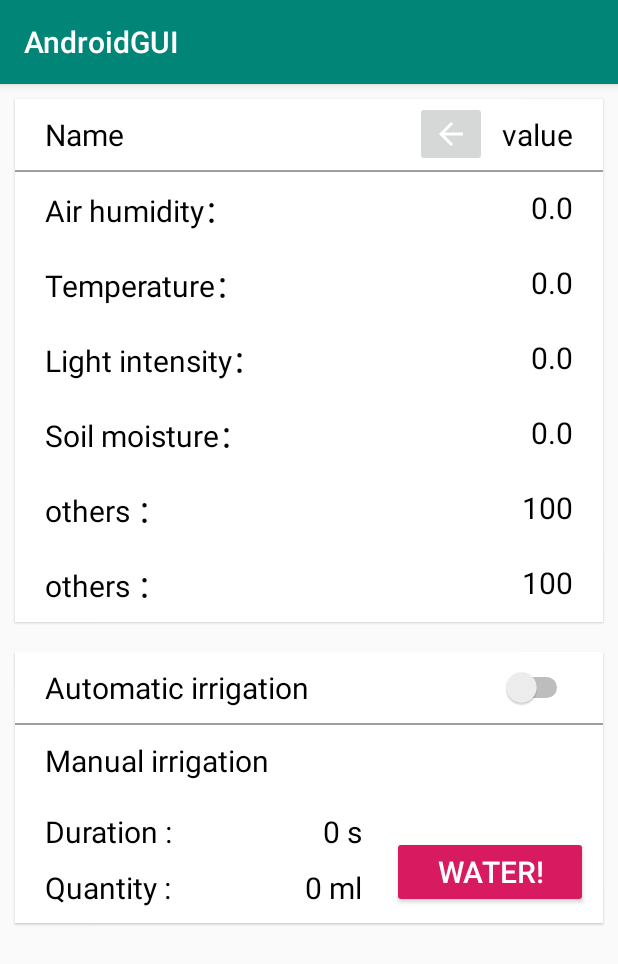
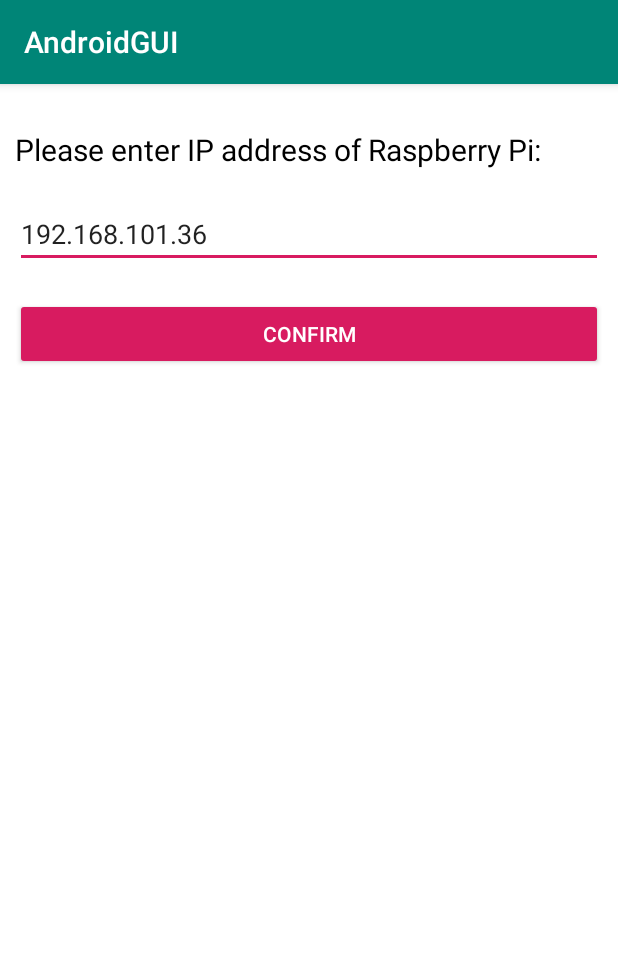
Before and after one commit to Heath-Web/Netp-plant, an Android app: the screen it shows after launch (MainActivity before the commit, IPconfigActivity after it), on a phone screen of 412 x 824 dp. Shown: the top 964 px of the screen. Run offline under Robolectric (Android 15) with nearby library versions, the phone set to English and light mode, and no system bars.

Commit message:
allow users to input server IP Address on Raspberry Pi better comment Add timer (counting the time duration and water quantity of pump opening)

```diff
--- a/AndroidGUI/app/src/main/AndroidManifest.xml
+++ b/AndroidGUI/app/src/main/AndroidManifest.xml
@@ -1,7 +1,8 @@
 <?xml version="1.0" encoding="utf-8"?>
 <manifest xmlns:android="http://schemas.android.com/apk/res/android"
     package="com.example.androidgui">
-    <uses-permission android:name="android.permission.INTERNET"></uses-permission>
+
+    <uses-permission android:name="android.permission.INTERNET" />
 
     <application
         android:name=".MainApplication"
@@ -11,13 +12,14 @@
         android:roundIcon="@mipmap/ic_launcher_round"
         android:supportsRtl="true"
         android:theme="@style/AppTheme">
-        <activity android:name=".MainActivity">
+        <activity android:name=".IPconfigActivity">
             <intent-filter>
                 <action android:name="android.intent.action.MAIN" />
 
                 <category android:name="android.intent.category.LAUNCHER" />
             </intent-filter>
         </activity>
+        <activity android:name=".MainActivity"></activity>
     </application>
 
 </manifest>
--- /dev/null
+++ b/AndroidGUI/app/src/main/java/com/example/androidgui/IPconfigActivity.java
@@ -0,0 +1,46 @@
+package com.example.androidgui;
+
+import androidx.appcompat.app.AppCompatActivity;
+
+import android.content.Intent;
+import android.os.Bundle;
+import android.view.View;
+import android.widget.Button;
+import android.widget.EditText;
+import android.widget.ImageButton;
+import android.widget.Switch;
+import android.widget.TextView;
+
+public class IPconfigActivity extends AppCompatActivity implements View.OnClickListener {
+    private final static String TAG = "MainActivity"; // TAG of this activity
+    private EditText et_IP_address;
+    private Button bt_confirm;
+
+    private String serverip; //server ip address
+
+    @Override
+    protected void onCreate(Bundle savedInstanceState) {
+        super.onCreate(savedInstanceState);
+        setContentView(R.layout.activity_ipconfig);
+
+        et_IP_address = findViewById(R.id.et_IP_ADDRESS);
+        bt_confirm = findViewById(R.id.bt_confirm);
+
+        serverip = String.valueOf(et_IP_address.getText());
+        bt_confirm.setOnClickListener(this);
+    }
+
+
+    @Override
+    public void onClick(View v) {
+        if (v.getId() == R.id.bt_confirm){
+            serverip = String.valueOf(et_IP_address.getText());
+
+            Intent intent = new Intent(this,MainActivity.class);
+            Bundle bundle = new Bundle();
+            bundle.putString("serverip",serverip);
+            intent.putExtras(bundle);
+            this.startActivity(intent);
+        }
+    }
+}
--- /dev/null
+++ b/AndroidGUI/app/src/main/res/layout/activity_ipconfig.xml
@@ -0,0 +1,50 @@
+<?xml version="1.0" encoding="utf-8"?>
+<RelativeLayout xmlns:android="http://schemas.android.com/apk/res/android"
+    xmlns:app="http://schemas.android.com/apk/res-auto"
+    xmlns:tools="http://schemas.android.com/tools"
+    android:layout_width="match_parent"
+    android:layout_height="match_parent"
+    android:background="@color/White"
+    tools:context=".IPconfigActivity">
+
+    <RelativeLayout
+        android:layout_width="wrap_content"
+        android:layout_height="wrap_content"
+        android:layout_marginStart="@dimen/card_margin_LeftRight"
+        android:layout_marginEnd="@dimen/card_margin_LeftRight"
+        android:layout_marginTop="@dimen/item_margin_TopBottom"
+        android:paddingTop="@dimen/item_margin_TopBottom"
+>
+
+        <TextView
+            android:id="@+id/tv_IP_address_hint"
+            android:layout_width="wrap_content"
+            android:layout_height="wrap_content"
+            android:layout_marginTop="@dimen/item_margin_TopBottom"
+            android:layout_marginBottom="@dimen/item_margin_TopBottom"
+            android:text="Please enter IP address of Raspberry Pi: "
+            android:textColor="@color/Black"
+            android:textSize="20dp"/>
+
+        <EditText
+            android:id="@+id/et_IP_ADDRESS"
+            android:layout_width="match_parent"
+            android:layout_height="wrap_content"
+            android:layout_marginTop="@dimen/item_margin_TopBottom"
+            android:layout_marginBottom="@dimen/item_margin_TopBottom"
+            android:layout_below="@+id/tv_IP_address_hint"
+            android:text="@string/Pi_IPADDR"/>
+
+        <Button
+            android:id="@+id/bt_confirm"
+            android:layout_width="match_parent"
+            android:layout_height="wrap_content"
+            android:layout_below="@+id/et_IP_ADDRESS"
+            android:layout_marginTop="@dimen/item_margin_TopBottom"
+            android:layout_marginBottom="@dimen/item_margin_TopBottom"
+            style="@style/Widget.AppCompat.Button.Colored"
+            android:text="Confirm"/>
+
+    </RelativeLayout>
+
+</RelativeLayout>
--- a/AndroidGUI/app/src/main/res/layout/activity_main.xml
+++ b/AndroidGUI/app/src/main/res/layout/activity_main.xml
@@ -1,17 +1,26 @@
 <?xml version="1.0" encoding="utf-8"?>
-<LinearLayout xmlns:android="http://schemas.android.com/apk/res/android"
+<RelativeLayout xmlns:android="http://schemas.android.com/apk/res/android"
     xmlns:app="http://schemas.android.com/apk/res-auto"
     xmlns:tools="http://schemas.android.com/tools"
     android:layout_width="match_parent"
     android:layout_height="match_parent"
-    android:orientation="vertical"
     tools:context=".MainActivity">
 
+    <ImageView
+        android:layout_width="match_parent"
+        android:layout_height="match_parent"
+        android:src="@drawable/ic_autorenew"
+        android:layout_marginStart="@dimen/card_margin_LeftRight"
+        android:layout_marginEnd="@dimen/card_margin_LeftRight"
+        android:layout_above="@+id/ll_environmentData"/>
+
     <LinearLayout
+        android:id="@+id/ll_environmentData"
         android:layout_width="match_parent"
         android:layout_height="wrap_content"
         android:orientation="vertical"
         android:background="@color/White"
+        android:layout_above="@+id/ll_irrigation"
         android:layout_margin="10dp"
         android:elevation="1dp">
 
@@ -45,10 +54,11 @@
                 android:id="@+id/bt_refresh"
                 android:layout_width="wrap_content"
                 android:layout_height="wrap_content"
-                android:src="@drawable/abc_vector_test"
+                android:background="@color/None"
+                android:src="@drawable/ic_autorenew"
                 android:layout_toLeftOf="@+id/tv_value"
                 android:layout_centerVertical="true"
-                android:layout_marginRight="10dp"/>
+                android:layout_marginRight="16dp"/>
 
         </RelativeLayout>
 
@@ -173,69 +183,13 @@
 
         </RelativeLayout>
 
-        <RelativeLayout
-            android:layout_width="match_parent"
-            android:layout_height="wrap_content">
-
-            <TextView
-                android:id="@+id/tv_5"
-                android:layout_width="wrap_content"
-                android:layout_height="wrap_content"
-                android:layout_marginTop="@dimen/item_margin_TopBottom"
-                android:layout_marginBottom="@dimen/item_margin_TopBottom"
-                android:layout_marginLeft="@dimen/item_margin_LeftRight"
-                android:text="others ："
-                android:textSize="@dimen/normal_text_size"
-                android:textColor="@color/Black"/>
-
-            <TextView
-                android:id="@+id/tv_5_value"
-                android:layout_width="wrap_content"
-                android:layout_height="wrap_content"
-                android:layout_marginTop="@dimen/item_margin_TopBottom"
-                android:layout_marginBottom="@dimen/item_margin_TopBottom"
-                android:layout_alignParentRight="true"
-                android:layout_marginRight="@dimen/item_margin_LeftRight"
-                android:text="100"
-                android:textSize="@dimen/normal_text_size"
-                android:textColor="@color/Black"/>
-
-        </RelativeLayout>
-
-        <RelativeLayout
-            android:layout_width="match_parent"
-            android:layout_height="wrap_content">
-
-            <TextView
-                android:id="@+id/tv_6"
-                android:layout_width="wrap_content"
-                android:layout_height="wrap_content"
-                android:layout_marginTop="@dimen/item_margin_TopBottom"
-                android:layout_marginBottom="@dimen/item_margin_TopBottom"
-                android:layout_marginLeft="@dimen/item_margin_LeftRight"
-                android:text="others ："
-                android:textSize="@dimen/normal_text_size"
-                android:textColor="@color/Black"/>
-
-            <TextView
-                android:id="@+id/tv_6_value"
-                android:layout_width="wrap_content"
-                android:layout_height="wrap_content"
-                android:layout_marginTop="@dimen/item_margin_TopBottom"
-                android:layout_marginBottom="@dimen/item_margin_TopBottom"
-                android:layout_alignParentRight="true"
-                android:layout_marginRight="@dimen/item_margin_LeftRight"
-                android:text="100"
-                android:textSize="@dimen/normal_text_size"
-                android:textColor="@color/Black"/>
-
-        </RelativeLayout>
-
     </LinearLayout>
 
     <LinearLayout
+        android:id="@+id/ll_irrigation"
         android:layout_width="match_parent"
         android:layout_height="wrap_content"
+        android:layout_alignParentBottom="true"
         android:orientation="vertical"
         android:background="@color/White"
         android:layout_margin="10dp"
@@ -335,7 +289,7 @@
 
             <Button
                 android:id="@+id/bt_water"
-                android:layout_width="wrap_content"
+                android:layout_width="133dp"
                 android:layout_height="wrap_content"
                 style="@style/Widget.AppCompat.Button.Colored"
                 android:text="Water!"
@@ -352,4 +306,4 @@
     </LinearLayout>
 
 
-</LinearLayout>
+</RelativeLayout>
--- a/AndroidGUI/app/src/main/res/values/colors.xml
+++ b/AndroidGUI/app/src/main/res/values/colors.xml
@@ -7,4 +7,5 @@
     <color name="White">#FFFFFF</color>
     <color name="Black">#000000</color>
     <color name="DividerDark">#ff9f9f9f</color>
+    <color name="None">#00000000</color>
 </resources>
--- a/AndroidGUI/app/src/main/res/values/strings.xml
+++ b/AndroidGUI/app/src/main/res/values/strings.xml
@@ -1,3 +1,4 @@
 <resources>
     <string name="app_name">AndroidGUI</string>
+    <string name="Pi_IPADDR">192.168.101.36</string>
 </resources>
```
Also changed, not shown: AndroidGUI/app/src/main/java/com/example/androidgui/MainActivity.java (+88 -9 lines), AndroidGUI/app/src/main/res/drawable-anydpi/ic_autorenew.xml (added, +9 -0 lines).
